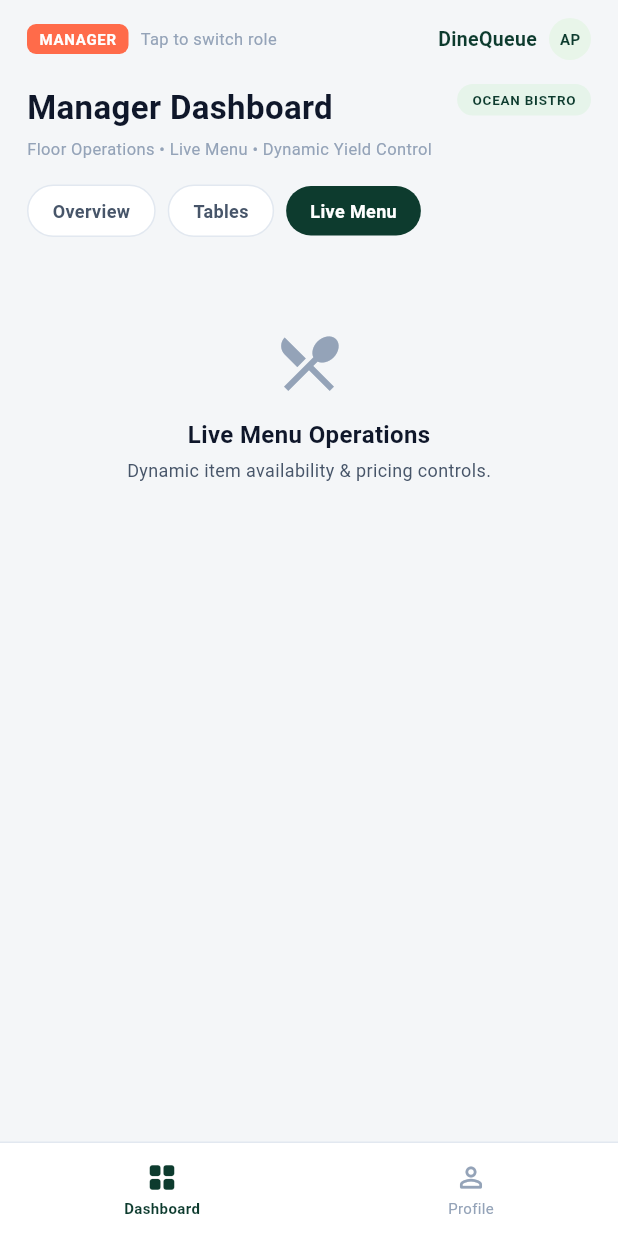
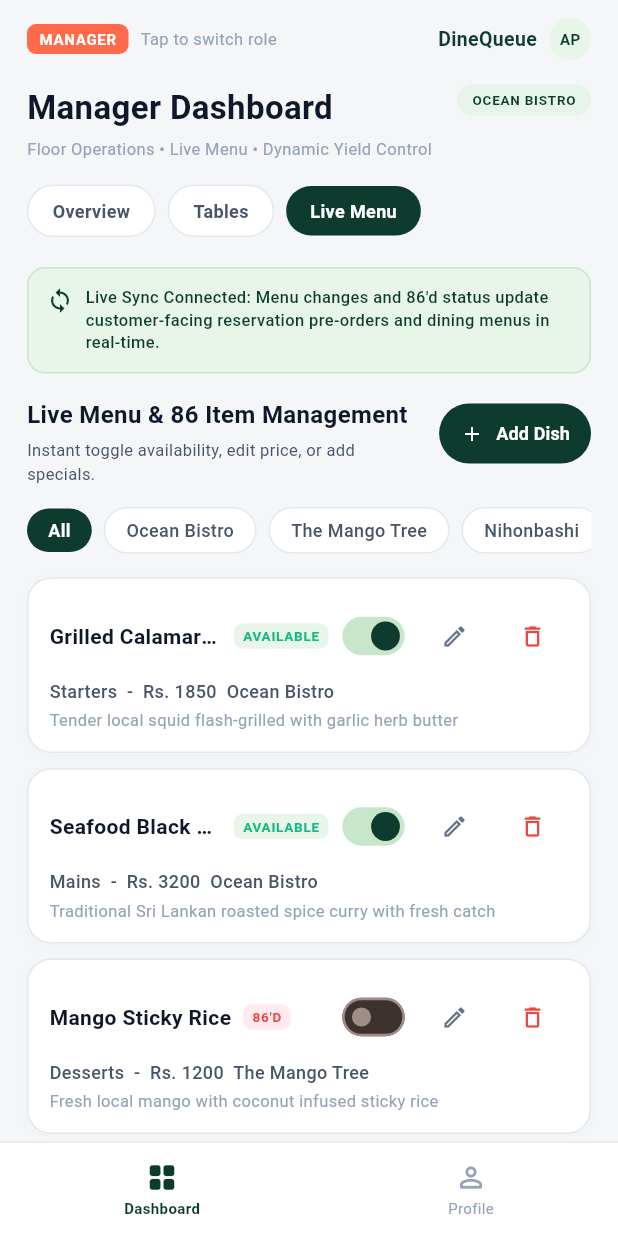
Before and after one commit to Dulina2002/restaurant_queue_app, a Flutter app: the ManagerDashboardScreen screen opened directly, after a tap on "Tables", after a tap on "Live Menu", on a phone screen of 412 x 824 dp. Run offline on Flutter 3.47's test engine with Material 3 defaults, Android fonts, the light colour scheme and no system bars; our stand-ins replace flutter_dotenv, supabase_flutter; accounts and stored records are empty.

Commit message:
feat(manager): [SCRUM-11] Implement Live Menu management tab and Add Live Menu Dish modal

```diff
--- /dev/null
+++ b/lib/features/manager/data/models/live_menu_dish_model.dart
@@ -0,0 +1,80 @@
+class LiveMenuDish {
+  final String id;
+  final String name;
+  final String restaurant;
+  final String category;
+  final double price;
+  final String description;
+  final bool isAvailable;
+
+  const LiveMenuDish({
+    required this.id,
+    required this.name,
+    required this.restaurant,
+    required this.category,
+    required this.price,
+    required this.description,
+    this.isAvailable = true,
+  });
+
+  LiveMenuDish copyWith({
+    String? id,
+    String? name,
+    String? restaurant,
+    String? category,
+    double? price,
+    String? description,
+    bool? isAvailable,
+  }) {
+    return LiveMenuDish(
+      id: id ?? this.id,
+      name: name ?? this.name,
+      restaurant: restaurant ?? this.restaurant,
+      category: category ?? this.category,
+      price: price ?? this.price,
+      description: description ?? this.description,
+      isAvailable: isAvailable ?? this.isAvailable,
+    );
+  }
+
+  static List<LiveMenuDish> mockList() {
+    return const [
+      LiveMenuDish(
+        id: '1',
+        name: 'Grilled Calamari & Aioli',
+        restaurant: 'Ocean Bistro',
+        category: 'Starters',
+        price: 1850,
+        description: 'Tender local squid flash-grilled with garlic herb butter',
+        isAvailable: true,
+      ),
+      LiveMenuDish(
+        id: '2',
+        name: 'Seafood Black Curry',
+        restaurant: 'Ocean Bistro',
+        category: 'Mains',
+        price: 3200,
+        description: 'Traditional Sri Lankan roasted spice curry with fresh catch',
+        isAvailable: true,
+      ),
+      LiveMenuDish(
+        id: '3',
+        name: 'Mango Sticky Rice',
+        restaurant: 'The Mango Tree',
+        category: 'Desserts',
+        price: 1200,
+        description: 'Fresh local mango with coconut infused sticky rice',
+        isAvailable: false,
+      ),
+      LiveMenuDish(
+        id: '4',
+        name: 'Wagyu Beef Teppanyaki',
+        restaurant: 'Nihonbashi',
+        category: 'Mains',
+        price: 5400,
+        description: 'Premium A5 wagyu slice grilled with garlic soy glaze',
+        isAvailable: true,
+      ),
+    ];
+  }
+}
--- a/lib/features/manager/presentation/screens/manager_dashboard_screen.dart
+++ b/lib/features/manager/presentation/screens/manager_dashboard_screen.dart
@@ -7,6 +7,7 @@ import '../../data/models/manager_dashboard_model.dart';
 import '../widgets/ai_floor_optimizer_sheet.dart';
 import '../widgets/quick_turn_tables_sheet.dart';
 import '../widgets/tables_tab_widget.dart';
+import '../widgets/live_menu_tab_widget.dart';
 
 class ManagerDashboardScreen extends StatefulWidget {
   final UserProfile? profile;
@@ -193,7 +194,7 @@ class _ManagerDashboardScreenState extends State<ManagerDashboardScreen> {
                     if (_selectedTab == 1) ...[
                       const TablesTabWidget(),
                     ] else if (_selectedTab == 2) ...[
-                      _buildLiveMenuPlaceholder(),
+                      const LiveMenuTabWidget(),
                     ] else ...[
                       // --- Executive KPIs Header & Time Filter ---
                       Row(
@@ -355,28 +356,6 @@ class _ManagerDashboardScreenState extends State<ManagerDashboardScreen> {
             ),
           ],
         ),
-      ),
-    );
-  }
-
-  Widget _buildLiveMenuPlaceholder() {
-    return Container(
-      padding: const EdgeInsets.symmetric(vertical: 40, horizontal: 20),
-      alignment: Alignment.center,
-      child: Column(
-        children: const [
-          Icon(Icons.restaurant_menu, size: 48, color: AppColors.textMuted),
-          SizedBox(height: 12),
-          Text(
-            'Live Menu Operations',
-            style: TextStyle(fontSize: 16, fontWeight: FontWeight.bold, color: AppColors.textPrimary),
-          ),
-          SizedBox(height: 4),
-          Text(
-            'Dynamic item availability & pricing controls.',
-            style: TextStyle(fontSize: 12, color: AppColors.textSecondary),
-          ),
-        ],
       ),
     );
   }
--- /dev/null
+++ b/lib/features/manager/presentation/widgets/live_menu_tab_widget.dart
@@ -0,0 +1,588 @@
+import 'package:flutter/material.dart';
+import '../../../../shared/theme/app_colors.dart';
+import '../../data/models/live_menu_dish_model.dart';
+
+class LiveMenuTabWidget extends StatefulWidget {
+  const LiveMenuTabWidget({super.key});
+
+  @override
+  State<LiveMenuTabWidget> createState() => _LiveMenuTabWidgetState();
+}
+
+class _LiveMenuTabWidgetState extends State<LiveMenuTabWidget> {
+  late List<LiveMenuDish> _dishes;
+  String _selectedRestaurantFilter = 'All';
+
+  final List<String> _restaurantOptions = [
+    'All',
+    'Ocean Bistro',
+    'The Mango Tree',
+    'Nihonbashi',
+  ];
+
+  final List<String> _categoryOptions = [
+    'Starters',
+    'Mains',
+    'Desserts',
+    'Beverages',
+  ];
+
+  @override
+  void initState() {
+    super.initState();
+    _dishes = LiveMenuDish.mockList();
+  }
+
+  List<LiveMenuDish> get _filteredDishes {
+    if (_selectedRestaurantFilter == 'All') {
+      return _dishes;
+    }
+    return _dishes.where((d) => d.restaurant == _selectedRestaurantFilter).toList();
+  }
+
+  void _toggleAvailability(String id, bool val) {
+    setState(() {
+      final index = _dishes.indexWhere((d) => d.id == id);
+      if (index != -1) {
+        _dishes[index] = _dishes[index].copyWith(isAvailable: val);
+      }
+    });
+  }
+
+  void _addDish(LiveMenuDish newDish) {
+    setState(() {
+      _dishes.add(newDish);
+    });
+  }
+
+  void _editDish(LiveMenuDish updatedDish) {
+    setState(() {
+      final index = _dishes.indexWhere((d) => d.id == updatedDish.id);
+      if (index != -1) {
+        _dishes[index] = updatedDish;
+      }
+    });
+  }
+
+  void _deleteDish(String id) {
+    setState(() {
+      _dishes.removeWhere((d) => d.id == id);
+    });
+  }
+
+  @override
+  Widget build(BuildContext context) {
+    return Column(
+      crossAxisAlignment: CrossAxisAlignment.start,
+      children: [
+        // --- Live Sync Banner Container ---
+        Container(
+          padding: const EdgeInsets.all(12),
+          decoration: BoxDecoration(
+            color: const Color(0xFFE8F5E9),
+            borderRadius: BorderRadius.circular(12),
+            border: Border.all(color: const Color(0xFFC8E6C9)),
+          ),
+          child: Row(
+            crossAxisAlignment: CrossAxisAlignment.start,
+            children: const [
+              Icon(
+                Icons.sync,
+                color: AppColors.primary,
+                size: 18,
+              ),
+              SizedBox(width: 8),
+              Expanded(
+                child: Text(
+                  'Live Sync Connected: Menu changes and 86\'d status update customer-facing reservation pre-orders and dining menus in real-time.',
+                  style: TextStyle(
+                    fontSize: 11,
+                    color: AppColors.primary,
+                    height: 1.35,
+                    fontWeight: FontWeight.w500,
+                  ),
+                ),
+              ),
+            ],
+          ),
+        ),
+        const SizedBox(height: 16),
+
+        // --- Header Section: Title & + Add Dish Button ---
+        Row(
+          crossAxisAlignment: CrossAxisAlignment.start,
+          mainAxisAlignment: MainAxisAlignment.spaceBetween,
+          children: [
+            Expanded(
+              child: Column(
+                crossAxisAlignment: CrossAxisAlignment.start,
+                children: const [
+                  Text(
+                    'Live Menu & 86 Item Management',
+                    style: TextStyle(
+                      fontSize: 16,
+                      fontWeight: FontWeight.bold,
+                      color: AppColors.textPrimary,
+                    ),
+                  ),
+                  SizedBox(height: 4),
+                  Text(
+                    'Instant toggle availability, edit price, or add specials.',
+                    style: TextStyle(
+                      fontSize: 11,
+                      color: AppColors.textSecondary,
+                    ),
+                  ),
+                ],
+              ),
+            ),
+            const SizedBox(width: 8),
+            ElevatedButton.icon(
+              onPressed: () => _showAddOrEditDishDialog(),
+              icon: const Icon(Icons.add, size: 16, color: Colors.white),
+              label: const Text(
+                'Add Dish',
+                style: TextStyle(
+                  fontSize: 12,
+                  fontWeight: FontWeight.w600,
+                  color: Colors.white,
+                ),
+              ),
+              style: ElevatedButton.styleFrom(
+                backgroundColor: AppColors.primary,
+                elevation: 0,
+                padding: const EdgeInsets.symmetric(horizontal: 14, vertical: 8),
+                shape: RoundedRectangleBorder(
+                  borderRadius: BorderRadius.circular(20),
+                ),
+              ),
+            ),
+          ],
+        ),
+        const SizedBox(height: 14),
+
+        // --- Restaurant Filter Pills ---
+        SingleChildScrollView(
+          scrollDirection: Axis.horizontal,
+          child: Row(
+            children: _restaurantOptions.map((rest) {
+              final isSelected = _selectedRestaurantFilter == rest;
+              return GestureDetector(
+                onTap: () => setState(() => _selectedRestaurantFilter = rest),
+                child: Container(
+                  margin: const EdgeInsets.only(right: 8),
+                  padding: const EdgeInsets.symmetric(horizontal: 14, vertical: 6),
+                  decoration: BoxDecoration(
+                    color: isSelected ? AppColors.primary : Colors.white,
+                    borderRadius: BorderRadius.circular(20),
+                    border: isSelected ? null : Border.all(color: AppColors.border),
+                  ),
+                  child: Text(
+                    rest,
+                    style: TextStyle(
+                      fontSize: 12,
+                      fontWeight: isSelected ? FontWeight.bold : FontWeight.w500,
+                      color: isSelected ? Colors.white : AppColors.textSecondary,
+                    ),
+                  ),
+                ),
+              );
+            }).toList(),
+          ),
+        ),
+        const SizedBox(height: 16),
+
+        // --- Dish Cards List ---
+        ListView.separated(
+          shrinkWrap: true,
+          physics: const NeverScrollableScrollPhysics(),
+          itemCount: _filteredDishes.length,
+          separatorBuilder: (context, index) => const SizedBox(height: 10),
+          itemBuilder: (context, index) {
+            final dish = _filteredDishes[index];
+            return _buildDishCard(dish);
+          },
+        ),
+      ],
+    );
+  }
+
+  Widget _buildDishCard(LiveMenuDish dish) {
+    return Container(
+      padding: const EdgeInsets.all(14),
+      decoration: BoxDecoration(
+        color: Colors.white,
+        borderRadius: BorderRadius.circular(16),
+        border: Border.all(color: AppColors.border),
+        boxShadow: [
+          BoxShadow(
+            color: Colors.black.withValues(alpha: 0.02),
+            blurRadius: 6,
+            offset: const Offset(0, 2),
+          ),
+        ],
+      ),
+      child: Column(
+        crossAxisAlignment: CrossAxisAlignment.start,
+        children: [
+          // Top Row: Title, Status Badge, Toggle, Edit, Delete
+          Row(
+            crossAxisAlignment: CrossAxisAlignment.center,
+            children: [
+              Expanded(
+                child: Row(
+                  children: [
+                    Flexible(
+                      child: Text(
+                        dish.name,
+                        style: const TextStyle(
+                          fontSize: 14,
+                          fontWeight: FontWeight.bold,
+                          color: AppColors.textPrimary,
+                        ),
+                        overflow: TextOverflow.ellipsis,
+                      ),
+                    ),
+                    const SizedBox(width: 8),
+                    _buildAvailabilityBadge(dish.isAvailable),
+                  ],
+                ),
+              ),
+              Transform.scale(
+                scale: 0.8,
+                child: Switch(
+                  value: dish.isAvailable,
+                  activeColor: AppColors.primary,
+                  activeTrackColor: const Color(0xFFC8E6C9),
+                  onChanged: (val) => _toggleAvailability(dish.id, val),
+                ),
+              ),
+              IconButton(
+                onPressed: () => _showAddOrEditDishDialog(dish: dish),
+                icon: const Icon(Icons.edit_outlined, size: 18),
+                color: const Color(0xFF64748B),
+                constraints: const BoxConstraints(),
+                padding: const EdgeInsets.all(4),
+                tooltip: 'Edit Dish',
+              ),
+              const SizedBox(width: 4),
+              IconButton(
+                onPressed: () => _confirmDeleteDish(dish),
+                icon: const Icon(Icons.delete_outline, size: 18),
+                color: const Color(0xFFEF4444),
+                constraints: const BoxConstraints(),
+                padding: const EdgeInsets.all(4),
+                tooltip: 'Delete Dish',
+              ),
+            ],
+          ),
+          const SizedBox(height: 4),
+
+          // Subtitle Line: Category • Rs. Price • Restaurant
+          Text(
+            '${dish.category}  -  Rs. ${dish.price.toInt()}  ${dish.restaurant}',
+            style: const TextStyle(
+              fontSize: 12,
+              fontWeight: FontWeight.w500,
+              color: AppColors.textSecondary,
+            ),
+          ),
+          const SizedBox(height: 4),
+
+          // Description Line
+          Text(
+            dish.description,
+            style: const TextStyle(
+              fontSize: 11,
+              color: AppColors.textMuted,
+              height: 1.3,
+            ),
+          ),
+        ],
+      ),
+    );
+  }
+
+  Widget _buildAvailabilityBadge(bool isAvailable) {
+    return Container(
+      padding: const EdgeInsets.symmetric(horizontal: 6, vertical: 2),
+      decoration: BoxDecoration(
+        color: isAvailable ? const Color(0xFFE8F5E9) : const Color(0xFFFFEBEE),
+        borderRadius: BorderRadius.circular(6),
+      ),
+      child: Text(
+        isAvailable ? 'AVAILABLE' : '86\'D',
+        style: TextStyle(
+          fontSize: 9,
+          fontWeight: FontWeight.bold,
+          color: isAvailable ? const Color(0xFF10B981) : const Color(0xFFEF4444),
+          letterSpacing: 0.5,
+        ),
+      ),
+    );
+  }
+
+  void _showAddOrEditDishDialog({LiveMenuDish? dish}) {
+    final isEditing = dish != null;
+    String selectedRestaurant = isEditing ? dish.restaurant : 'Ocean Bistro';
+    String selectedCategory = isEditing ? dish.category : 'Mains';
+
+    final nameController = TextEditingController(text: isEditing ? dish.name : '');
+    final priceController = TextEditingController(text: isEditing ? dish.price.toInt().toString() : '');
+    final descController = TextEditingController(text: isEditing ? dish.description : '');
+
+    showModalBottomSheet(
+      context: context,
+      isScrollControlled: true,
+      backgroundColor: Colors.transparent,
+      builder: (context) {
+        return StatefulBuilder(
+          builder: (context, setSheetState) {
+            return Container(
+              padding: EdgeInsets.only(
+                top: 20,
+                left: 20,
+                right: 20,
+                bottom: MediaQuery.of(context).viewInsets.bottom + 20,
+              ),
+              decoration: const BoxDecoration(
+                color: Colors.white,
+                borderRadius: BorderRadius.vertical(top: Radius.circular(24)),
+              ),
+              child: SingleChildScrollView(
+                child: Column(
+                  mainAxisSize: MainAxisSize.min,
+                  crossAxisAlignment: CrossAxisAlignment.start,
+                  children: [
+                    Center(
+                      child: Container(
+                        width: 40,
+                        height: 4,
+                        decoration: BoxDecoration(
+                          color: AppColors.border,
+                          borderRadius: BorderRadius.circular(2),
+                        ),
+                      ),
+                    ),
+                    const SizedBox(height: 16),
+                    Text(
+                      isEditing ? 'Edit Live Menu Dish' : 'Add Live Menu Dish',
+                      style: const TextStyle(
+                        fontSize: 18,
+                        fontWeight: FontWeight.bold,
+                        color: AppColors.textPrimary,
+                      ),
+                    ),
+                    const SizedBox(height: 16),
+
+                    // Restaurant Selector Pills
+                    const Text(
+                      'Restaurant',
+                      style: TextStyle(
+                        fontSize: 12,
+                        fontWeight: FontWeight.w600,
+                        color: AppColors.textSecondary,
+                      ),
+                    ),
+                    const SizedBox(height: 8),
+                    Row(
+                      children: _restaurantOptions.where((r) => r != 'All').map((rest) {
+                        final isSel = selectedRestaurant == rest;
+                        return GestureDetector(
+                          onTap: () => setSheetState(() => selectedRestaurant = rest),
+                          child: Container(
+                            margin: const EdgeInsets.only(right: 8),
+                            padding: const EdgeInsets.symmetric(horizontal: 12, vertical: 6),
+                            decoration: BoxDecoration(
+                              color: isSel ? AppColors.primary : Colors.grey.shade100,
+                              borderRadius: BorderRadius.circular(16),
+                            ),
+                            child: Text(
+                              rest,
+                              style: TextStyle(
+                                fontSize: 11,
+                                fontWeight: isSel ? FontWeight.bold : FontWeight.normal,
+                                color: isSel ? Colors.white : AppColors.textSecondary,
+                              ),
+                            ),
+                          ),
+                        );
+                      }).toList(),
+                    ),
+                    const SizedBox(height: 16),
+
+                    // Dish Name Field
+                    TextField(
+                      controller: nameController,
+                      decoration: InputDecoration(
+                        labelText: 'Dish Name',
+                        hintText: 'e.g. Garlic Butter Prawns',
+                        border: OutlineInputBorder(
+                          borderRadius: BorderRadius.circular(12),
+                        ),
+                      ),
+                    ),
+                    const SizedBox(height: 16),
+
+                    // Category Selector Pills
+                    const Text(
+                      'Category',
+                      style: TextStyle(
+                        fontSize: 12,
+                        fontWeight: FontWeight.w600,
+                        color: AppColors.textSecondary,
+                      ),
+                    ),
+                    const SizedBox(height: 8),
+                    Row(
+                      children: _categoryOptions.map((cat) {
+                        final isSel = selectedCategory == cat;
+                        return GestureDetector(
+                          onTap: () => setSheetState(() => selectedCategory = cat),
+                          child: Container(
+                            margin: const EdgeInsets.only(right: 8),
+                            padding: const EdgeInsets.symmetric(horizontal: 12, vertical: 6),
+                            decoration: BoxDecoration(
+                              color: isSel ? AppColors.primary : Colors.grey.shade100,
+                              borderRadius: BorderRadius.circular(16),
+                            ),
+                            child: Text(
+                              cat,
+                              style: TextStyle(
+                                fontSize: 11,
+                                fontWeight: isSel ? FontWeight.bold : FontWeight.normal,
+                                color: isSel ? Colors.white : AppColors.textSecondary,
+                              ),
+                            ),
+                          ),
+                        );
+                      }).toList(),
+                    ),
+                    const SizedBox(height: 16),
+
+                    // Price (Rs.) Field
+                    TextField(
+                      controller: priceController,
+                      keyboardType: TextInputType.number,
+                      decoration: InputDecoration(
+                        labelText: 'Price (Rs.)',
+                        hintText: '2500',
+                        border: OutlineInputBorder(
+                          borderRadius: BorderRadius.circular(12),
+                        ),
+                      ),
+                    ),
+                    const SizedBox(height: 16),
+
+                    // Description Field
+                    TextField(
+                      controller: descController,
+                      maxLines: 3,
+                      decoration: InputDecoration(
+                        labelText: 'Description / Ingredients',
+                        hintText: 'Brief note for diners and kitchen',
+                        alignLabelWithHint: true,
+                        border: OutlineInputBorder(
+                          borderRadius: BorderRadius.circular(12),
+                        ),
+                      ),
+                    ),
+                    const SizedBox(height: 24),
+
+                    // Action Buttons
+                    Row(
+                      mainAxisAlignment: MainAxisAlignment.end,
+                      children: [
+                        TextButton(
+                          onPressed: () => Navigator.pop(context),
+                          child: const Text(
+                            'Cancel',
+                            style: TextStyle(color: AppColors.textSecondary),
+                          ),
+                        ),
+                        const SizedBox(width: 12),
+                        ElevatedButton(
+                          onPressed: () {
+                            final name = nameController.text.trim();
+                            final price = double.tryParse(priceController.text.trim()) ?? 0;
+                            final desc = descController.text.trim();
+
+                            if (name.isNotEmpty && price > 0) {
+                              if (isEditing) {
+                                _editDish(dish.copyWith(
+                                  name: name,
+                                  restaurant: selectedRestaurant,
+                                  category: selectedCategory,
+                                  price: price,
+                                  description: desc,
+                                ));
+                              } else {
+                                _addDish(LiveMenuDish(
+                                  id: DateTime.now().millisecondsSinceEpoch.toString(),
+                                  name: name,
+                                  restaurant: selectedRestaurant,
+                                  category: selectedCategory,
+                                  price: price,
+                                  description: desc,
+                                  isAvailable: true,
+                                ));
+                              }
+                              Navigator.pop(context);
+                            }
+                          },
+                          style: ElevatedButton.styleFrom(
+                            backgroundColor: AppColors.primary,
+                            foregroundColor: Colors.white,
+                            padding: const EdgeInsets.symmetric(horizontal: 24, vertical: 12),
+                            shape: RoundedRectangleBorder(
+                              borderRadius: BorderRadius.circular(16),
+                            ),
+                          ),
+                          child: Text(
+                            isEditing ? 'Save Changes' : 'Add Dish',
+                            style: const TextStyle(fontWeight: FontWeight.bold),
+                          ),
+                        ),
+                      ],
+                    ),
+                  ],
+                ),
+              ),
+            );
+          },
+        );
+      },
+    );
+  }
+
+  void _confirmDeleteDish(LiveMenuDish dish) {
+    showDialog(
+      context: context,
+      builder: (context) {
+        return AlertDialog(
+          title: const Text('Delete Dish'),
+          content: Text('Are you sure you want to delete "${dish.name}" from Live Menu?'),
+          shape: RoundedRectangleBorder(
+            borderRadius: BorderRadius.circular(16),
+          ),
+          actions: [
+            TextButton(
+              onPressed: () => Navigator.pop(context),
+              child: const Text('Cancel'),
+            ),
+            TextButton(
+              onPressed: () {
+                _deleteDish(dish.id);
+                Navigator.pop(context);
+              },
+              child: const Text(
+                'Delete',
+                style: TextStyle(color: Color(0xFFEF4444), fontWeight: FontWeight.bold),
+              ),
+            ),
+          ],
+        );
+      },
+    );
+  }
+}
```
